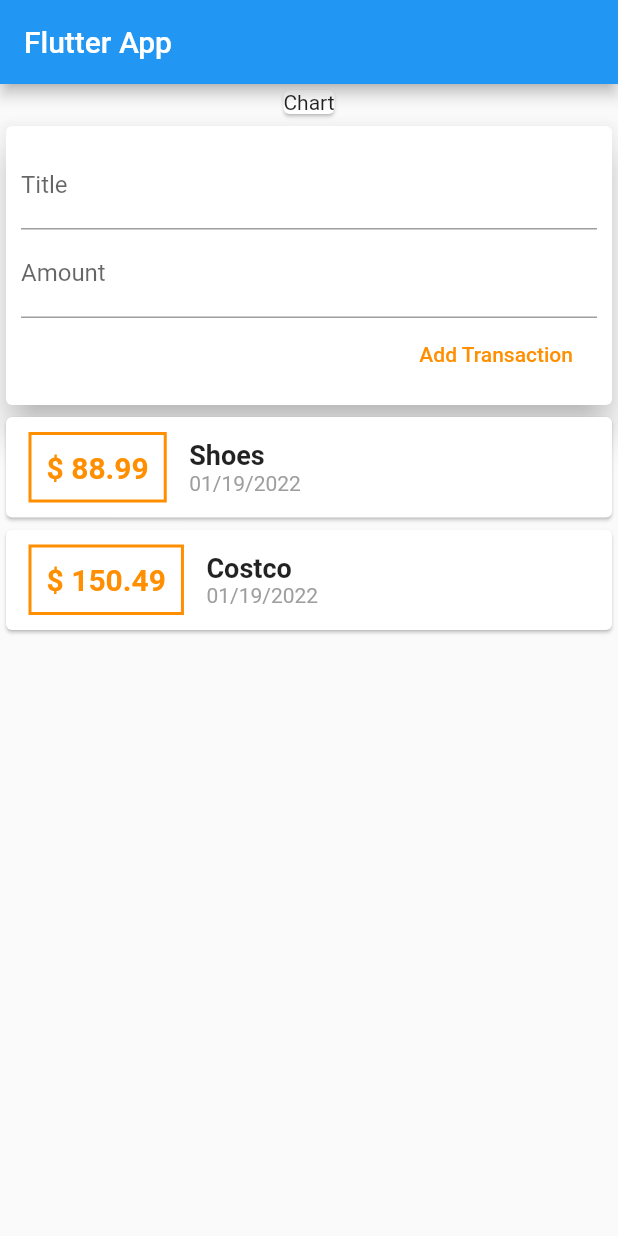
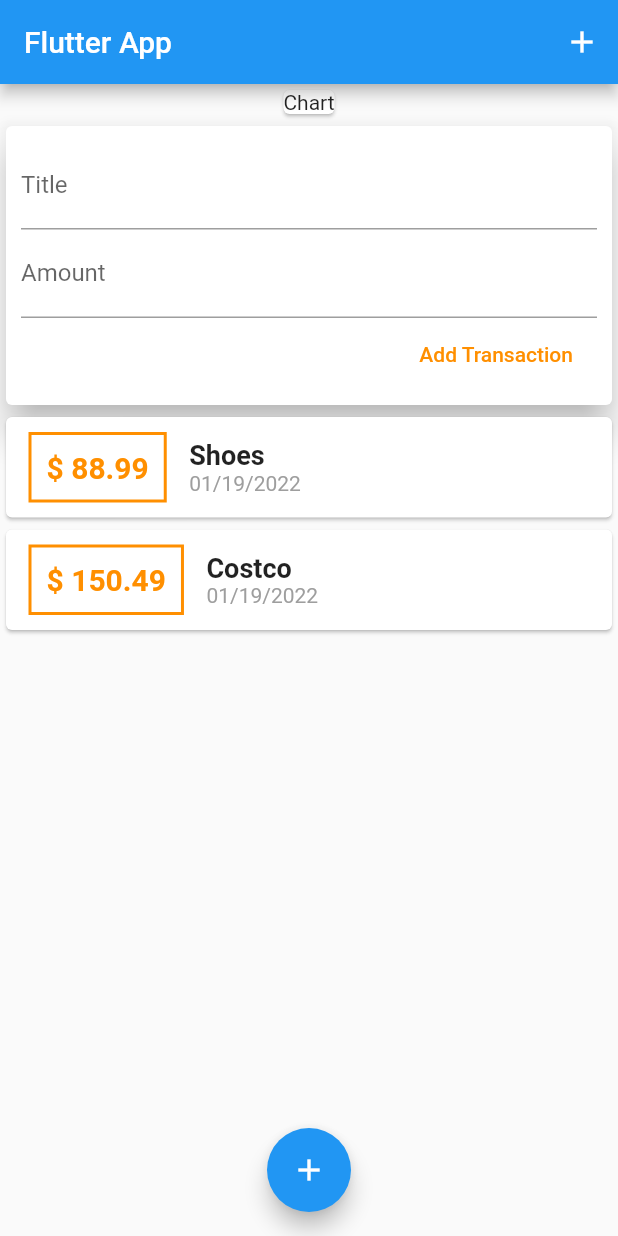
Before and after one commit to jaychavhan/FlutterExpensesCalculator, a Flutter app: the screen it shows after launch, after a tap on "Add Transaction", on a phone screen of 412 x 824 dp. Run offline on Flutter 3.47's test engine with Material 2 defaults, Android fonts, the phone set to English and light mode, and no system bars.

Commit message:
updated app

```diff
--- a/lib/Transaction.dart
+++ b/lib/Modules/Transaction.dart
@@ -6,5 +6,5 @@ class Transaction {
   final double amount;
   final DateTime date;
 
-  Transaction({this.id, this.title, this.amount, this.date});
+  Transaction({@required this.id, @required this.title, @required this.amount, @required this.date});
 }
--- /dev/null
+++ b/lib/Widgets/Transaction_List.dart
@@ -0,0 +1,57 @@
+import 'package:flutter/material.dart';
+import 'package:intl/intl.dart';
+import '../Modules/Transaction.dart';
+
+class TransactionList extends StatelessWidget {
+  final List<Transaction> transactions;
+  TransactionList(this.transactions);
+  @override
+  Widget build(BuildContext context) {
+    return Container(
+      height: 400,
+      child: ListView.builder(
+        itemBuilder: (ctx,index){
+          return Card(
+            child: Row(
+              children: [
+                Container(
+                  margin: EdgeInsets.symmetric(
+                    vertical: 10,
+                    horizontal: 15,
+                  ),
+                  decoration: BoxDecoration(
+                    border: Border.all(
+                      color: Colors.amber[800],
+                      width: 2,
+                    ),
+                  ),
+                  padding: EdgeInsets.all(10),
+                  child: Text('\$ ${transactions[index].amount.toStringAsFixed(2)}',
+                      style: TextStyle(
+                          fontWeight: FontWeight.bold,
+                          fontSize: 20,
+                          color: Colors.amber[800])),
+                ),
+                Column(
+                  crossAxisAlignment: CrossAxisAlignment.start,
+                  children: [
+                    Text(
+                      transactions[index].title,
+                      style:
+                          TextStyle(fontSize: 18, fontWeight: FontWeight.bold),
+                    ),
+                    Text(
+                      DateFormat('MM/dd/yyyy').format(transactions[index].date),
+                      style: TextStyle(color: Colors.grey),
+                    )
+                  ],
+                )
+              ],
+            ),
+          );
+        },
+        itemCount: transactions.length
+      ),
+    );
+  }
+}
--- /dev/null
+++ b/lib/Widgets/newtransaction.dart
@@ -0,0 +1,48 @@
+import 'package:flutter/material.dart';
+import './userTransaction.dart';
+class NewTransaction extends StatelessWidget {
+  final Function newTX;
+  final titleController = TextEditingController();
+  final amountController = TextEditingController();
+  NewTransaction(this.newTX);
+  void submitData()
+  {
+    final newEnteredTitle = titleController.text;
+    final newEnteredAmount = double.parse(amountController.text);
+    if(newEnteredTitle.isEmpty || newEnteredAmount<0)
+    {
+      return;
+    }
+    newTX(newEnteredTitle, newEnteredAmount);
+  }
+  @override
+  Widget build(BuildContext context) {
+    return Card(
+            elevation: 10,
+            child: Container(
+              padding: EdgeInsets.all(10),
+              child: Column(
+                crossAxisAlignment: CrossAxisAlignment.end,
+                children: [
+                  TextField(
+                    decoration: InputDecoration(labelText: 'Title'),
+                    controller: titleController,
+                    onSubmitted: (_) => submitData(),
+                  ),
+                  TextField(
+                    decoration: InputDecoration(labelText: 'Amount'),
+                    controller: amountController,
+                    keyboardType: TextInputType.numberWithOptions(decimal: true),
+                    onSubmitted: (_) => submitData(),
+                  ),
+                  FlatButton(
+                    onPressed: submitData,
+                    child: Text("Add Transaction"),
+                    textColor: Colors.amber[800],
+                  ),
+                ],
+              ),
+            ),
+          );
+  }
+}
--- /dev/null
+++ b/lib/Widgets/userTransaction.dart
@@ -0,0 +1,35 @@
+import 'package:flutter/material.dart';
+import './newtransaction.dart';
+import './Transaction_List.dart';
+import '../Modules/Transaction.dart';
+
+class UserTransaction extends StatefulWidget {
+  @override
+  _UserTransactionState createState() => _UserTransactionState();
+}
+
+class _UserTransactionState extends State<UserTransaction> {
+  final List<Transaction> _Transactions = [
+    Transaction(id: 't1', title: 'Shoes', amount: 88.99, date: DateTime.now()),
+    Transaction(
+        id: 't2', title: 'Costco', amount: 150.49, date: DateTime.now()),
+  ];
+  void _addNewTransaction(String newTitle, double newAmount) {
+    final newTX = Transaction(
+        title: newTitle,
+        amount: newAmount,
+        date: DateTime.now(),
+        id: DateTime.now().toString());
+
+    setState(() {
+      _Transactions.add(newTX);
+    });
+  }
+
+  @override
+  Widget build(BuildContext context) {
+    return Column(
+      children: [NewTransaction(_addNewTransaction), TransactionList(_Transactions)],
+    );
+  }
+}
--- a/lib/main.dart
+++ b/lib/main.dart
@@ -1,6 +1,5 @@
 import 'package:flutter/material.dart';
-import './Transaction.dart';
-import 'package:intl/intl.dart';
+import './Widgets/userTransaction.dart';
 
 void main() => runApp(MyApp());
 
@@ -15,90 +14,23 @@ class MyApp extends StatelessWidget {
 }
 
 class MyHomePage extends StatelessWidget {
-  final List<Transaction> Transactions = [
-    Transaction(id: 't1', title: 'Shoes', amount: 88.99, date: DateTime.now()),
-    Transaction(
-        id: 't2', title: 'Costco', amount: 150.49, date: DateTime.now()),
-  ];
-  final titleController = TextEditingController();
-  final amountController = TextEditingController();
   @override
   Widget build(BuildContext context) {
     return Scaffold(
       appBar: AppBar(
         title: Text('Flutter App'),
+        actions: [IconButton(onPressed: () {}, icon: Icon(Icons.add))],
       ),
-      body: Column(
-        children: [
-          Card(child: Text('Chart')),
-          Card(
-            elevation: 10,
-            child: Container(
-              padding: EdgeInsets.all(10),
-              child: Column(
-                crossAxisAlignment: CrossAxisAlignment.end,
-                children: [
-                  TextField(
-                    decoration: InputDecoration(labelText: 'Title'),
-                    controller: titleController,
-                  ),
-                  TextField(
-                    decoration: InputDecoration(labelText: 'Amount'),
-                    controller: amountController,
-                  ),
-                  FlatButton(
-                    onPressed: () {print(titleController.text);},
-                    child: Text("Add Transaction"),
-                    textColor: Colors.amber[800],
-                  ),
-                ],
-              ),
-            ),
-          ),
-          Column(
-            children: Transactions.map((tx) {
-              return Card(
-                child: Row(
-                  children: [
-                    Container(
-                      margin: EdgeInsets.symmetric(
-                        vertical: 10,
-                        horizontal: 15,
-                      ),
-                      decoration: BoxDecoration(
-                        border: Border.all(
-                          color: Colors.amber[800],
-                          width: 2,
-                        ),
-                      ),
-                      padding: EdgeInsets.all(10),
-                      child: Text('\$ ${tx.amount}',
-                          style: TextStyle(
-                              fontWeight: FontWeight.bold,
-                              fontSize: 20,
-                              color: Colors.amber[800])),
-                    ),
-                    Column(
-                      crossAxisAlignment: CrossAxisAlignment.start,
-                      children: [
-                        Text(
-                          tx.title,
-                          style: TextStyle(
-                              fontSize: 18, fontWeight: FontWeight.bold),
-                        ),
-                        Text(
-                          DateFormat('MM/dd/yyyy').format(tx.date),
-                          style: TextStyle(color: Colors.grey),
-                        )
-                      ],
-                    )
-                  ],
-                ),
-              );
-            }).toList(),
-          ),
-        ],
+      body: SingleChildScrollView(
+        child: Column(
+          children: [
+            Card(child: Text('Chart')),
+            UserTransaction(),
+          ],
+        ),
       ),
+      floatingActionButtonLocation: FloatingActionButtonLocation.centerFloat,
+      floatingActionButton: FloatingActionButton(onPressed: () {}, child: Icon(Icons.add)),
     );
   }
 }
```
